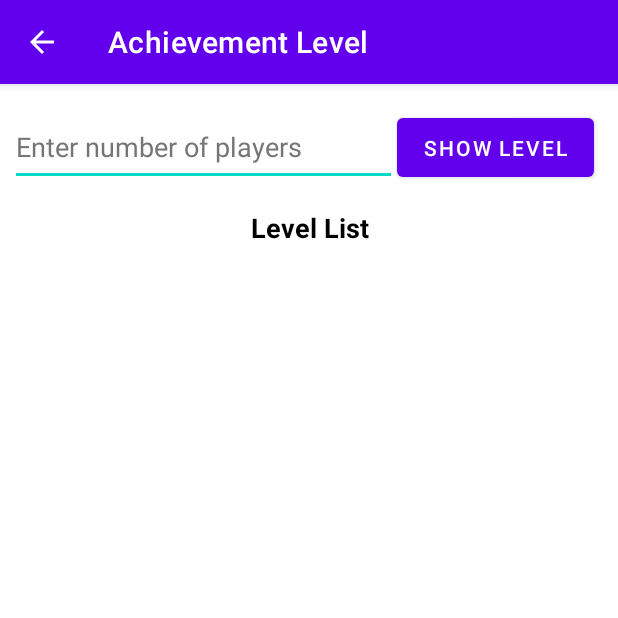
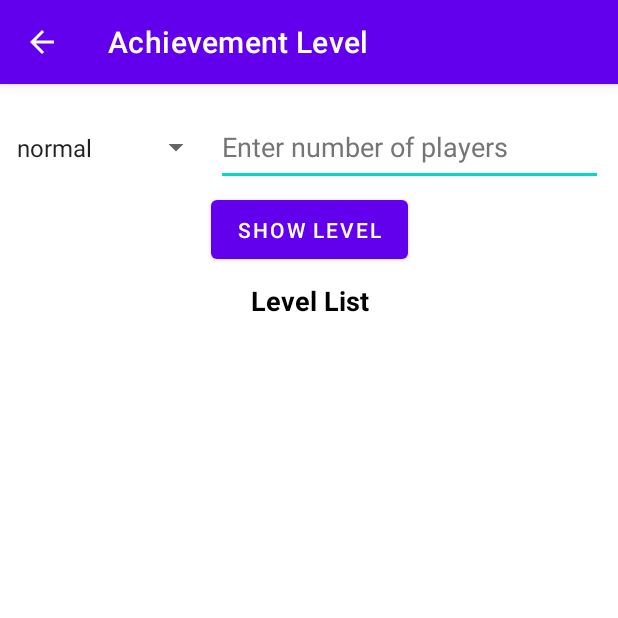
Before and after one commit to Lucas-liu1/Cmpt-276-Group-Work, an Android app: the ViewAchievement screen opened directly, with no data from a screen before it, on a phone screen of 412 x 824 dp, the top half of it. Run offline under Robolectric (Android 15) with nearby library versions, the phone set to English and light mode, and no system bars.

Commit message:
Add a spinner in the ViewAchievement part to help user choose the difficulty.

```diff
--- a/myapplication2/src/main/java/ca/cmpt276/myapplication2/ViewAchievement.java
+++ b/myapplication2/src/main/java/ca/cmpt276/myapplication2/ViewAchievement.java
@@ -1,21 +1,27 @@
 package ca.cmpt276.myapplication2;
 
+import androidx.annotation.Nullable;
 import androidx.appcompat.app.ActionBar;
 import androidx.appcompat.app.AppCompatActivity;
 import android.annotation.SuppressLint;
 import android.content.Intent;
 import android.content.SharedPreferences;
 import android.os.Bundle;
+import android.os.PersistableBundle;
 import android.view.View;
+import android.widget.AdapterView;
+import android.widget.ArrayAdapter;
 import android.widget.Button;
 import android.widget.EditText;
 
+import android.widget.Spinner;
 import android.widget.TextView;
 
 import com.google.gson.Gson;
 import com.google.gson.reflect.TypeToken;
 
 import java.lang.reflect.Type;
+import java.util.ArrayList;
 
 import ca.cmpt276.myapplication2.model.AchievementList;
 import ca.cmpt276.myapplication2.model.ConfigManager;
@@ -40,6 +46,7 @@ public class ViewAchievement extends AppCompatActivity {
     private Configuration targetConfig;
     private int poorScore;
     private int greatScore;
+    private String difficulty;
 
     @Override
     protected void onCreate(Bundle savedInstanceState) {
@@ -49,6 +56,13 @@ public class ViewAchievement extends AppCompatActivity {
         ActionBar back = getSupportActionBar();
         assert back != null;
         back.setDisplayHomeAsUpEnabled(true);
+    }
+
+    @Override
+    protected void onResume() {
+        super.onResume();
+
+        populateSpinner();
 
         setView();
         btn.setOnClickListener(new View.OnClickListener() {
@@ -71,10 +85,20 @@ public class ViewAchievement extends AppCompatActivity {
 
 
                 levelL = new String[8];
-                AchievementList levelList = new AchievementList(poorScore, greatScore, playerNum);
+                AchievementList levelList = new AchievementList(poorScore, greatScore, playerNum, difficulty);
+                int LowerBound = poorScore*playerNum;
+                int HigherBound = greatScore*playerNum;
+                if(difficulty == "easy"){
+                    LowerBound *= 0.75;
+                    HigherBound *= 0.75;
+                }
+                else if(difficulty == "hard"){
+                    LowerBound *= 1.25;
+                    HigherBound *= 1.25;
+                }
 
-                levelL[0] = "Level name: " + levelList.achievementsList.get(0).getName() + "\nRequire score: less than " + poorScore*playerNum +"\n" ;
-                levelL[7] = "Level name: " + levelList.achievementsList.get(7).getName() + "\nRequire score: greater than " + greatScore*playerNum +"\n" ;
+                levelL[0] = "Level name: " + levelList.achievementsList.get(0).getName() + "\nRequire score: less than " + LowerBound +"\n" ;
+                levelL[7] = "Level name: " + levelList.achievementsList.get(7).getName() + "\nRequire score: greater than " + HigherBound +"\n" ;
 
                 for (int i = 1; i < levelList.achievementsList.size() - 1; i++) {
                     name = String.valueOf(levelList.achievementsList.get(i).getName());
@@ -97,6 +121,26 @@ public class ViewAchievement extends AppCompatActivity {
         });
     }
 
+    public void populateSpinner(){
+        Spinner spinner = findViewById(R.id.difficultySpinner);
+        String[] diffList = {"normal", "easy", "hard"};
+        ArrayAdapter adapter = new ArrayAdapter(this,
+                android.R.layout.simple_spinner_item,
+                diffList);
+        adapter.setDropDownViewResource(android.R.layout.simple_spinner_dropdown_item);
+        spinner.setAdapter(adapter);
+
+        spinner.setOnItemSelectedListener(new AdapterView.OnItemSelectedListener(){
+            @Override
+            public void onItemSelected(AdapterView<?> adapterView, View view, int position, long l) {
+                difficulty = diffList[position];
+            }
+
+            @Override
+            public void onNothingSelected(AdapterView<?> adapterView) {}
+        });
+    }
+
     private void setView(){
         NumPlayers =  (EditText) findViewById(R.id.editTextPlayers);
         level = (TextView) findViewById(R.id.levelList);
--- a/myapplication2/src/main/res/layout/activity_view_achievement.xml
+++ b/myapplication2/src/main/res/layout/activity_view_achievement.xml
@@ -17,7 +17,7 @@
         android:textColorHint="#757575"
         app:layout_constraintBottom_toBottomOf="parent"
         app:layout_constraintEnd_toEndOf="parent"
-        app:layout_constraintHorizontal_bias="0.045"
+        app:layout_constraintHorizontal_bias="0.934"
         app:layout_constraintStart_toStartOf="parent"
         app:layout_constraintTop_toTopOf="parent"
         app:layout_constraintVertical_bias="0.023" />
@@ -26,19 +26,19 @@
         android:id="@+id/btnShow"
         android:layout_width="131dp"
         android:layout_height="51dp"
+        android:layout_marginTop="24dp"
         android:text="@string/show_level"
-        app:layout_constraintBottom_toBottomOf="parent"
+        app:layout_constraintBottom_toTopOf="@+id/levelList"
         app:layout_constraintEnd_toEndOf="parent"
-        app:layout_constraintHorizontal_bias="0.0"
-        app:layout_constraintStart_toEndOf="@+id/editTextPlayers"
+        app:layout_constraintStart_toStartOf="parent"
         app:layout_constraintTop_toTopOf="parent"
-        app:layout_constraintVertical_bias="0.023" />
+        app:layout_constraintVertical_bias="0.837" />
 
     <TextView
         android:id="@+id/levelList"
         android:layout_width="390dp"
         android:layout_height="635dp"
-        android:layout_marginTop="15dp"
+        android:layout_marginTop="64dp"
         android:gravity="center_horizontal"
         android:text="@string/levelList"
         android:textColor="#000000"
@@ -50,4 +50,13 @@
         app:layout_constraintTop_toBottomOf="@+id/editTextPlayers"
         app:layout_constraintVertical_bias="0.0" />
 
+    <Spinner
+        android:id="@+id/difficultySpinner"
+        android:layout_width="138dp"
+        android:layout_height="35dp"
+        app:layout_constraintBottom_toBottomOf="@+id/editTextPlayers"
+        app:layout_constraintEnd_toStartOf="@+id/editTextPlayers"
+        app:layout_constraintStart_toStartOf="parent"
+        app:layout_constraintTop_toTopOf="@+id/editTextPlayers" />
+
 </androidx.constraintlayout.widget.ConstraintLayout>
```
